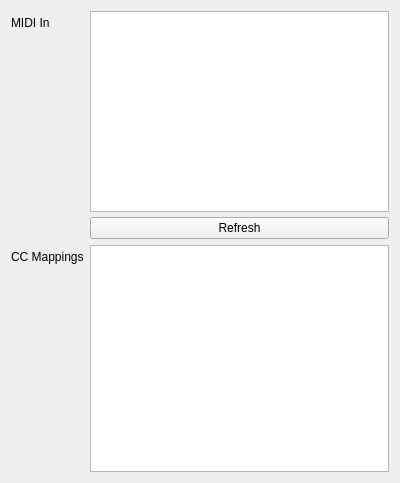
Qt form sails/ui/settings/midisettingswidget.ui (metrasynth/solar-sails) before a commit.
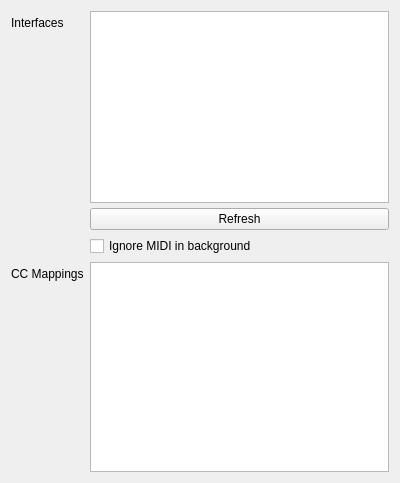
The same form after that commit.

Commit message: Allow ignoring MIDI inputs when in background

The edit to the form file:
```diff
--- a/sails/ui/settings/midisettingswidget.ui
+++ b/sails/ui/settings/midisettingswidget.ui
@@ -19,7 +19,7 @@
      <item row="1" column="0">
       <widget class="QLabel" name="label">
        <property name="text">
-        <string>MIDI In</string>
+        <string>Interfaces</string>
        </property>
       </widget>
      </item>
@@ -53,16 +53,23 @@
        </item>
       </layout>
      </item>
-     <item row="2" column="0">
+     <item row="3" column="0">
       <widget class="QLabel" name="label_2">
        <property name="text">
         <string>CC Mappings</string>
        </property>
       </widget>
      </item>
-     <item row="2" column="1">
+     <item row="3" column="1">
       <widget class="QPlainTextEdit" name="cc_mappings_textedit"/>
      </item>
+     <item row="2" column="1">
+      <widget class="QCheckBox" name="ignore_midi_in_background_checkbox">
+       <property name="text">
+        <string>Ignore MIDI in background</string>
+       </property>
+      </widget>
+     </item>
     </layout>
    </item>
   </layout>
```
The commit also changes 2 other files.
